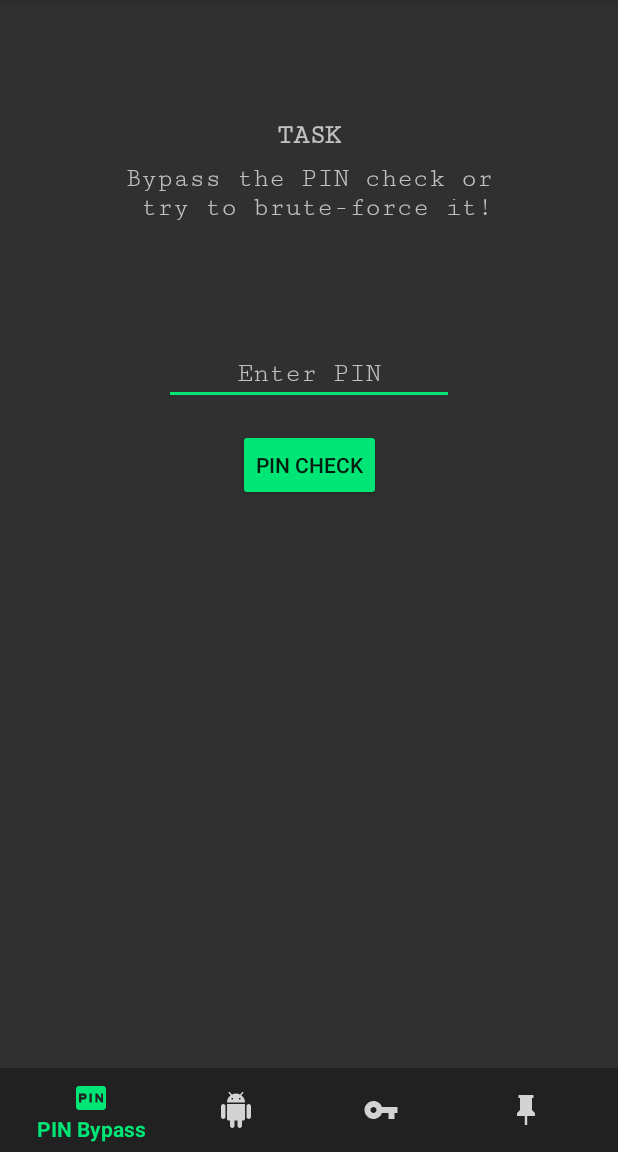
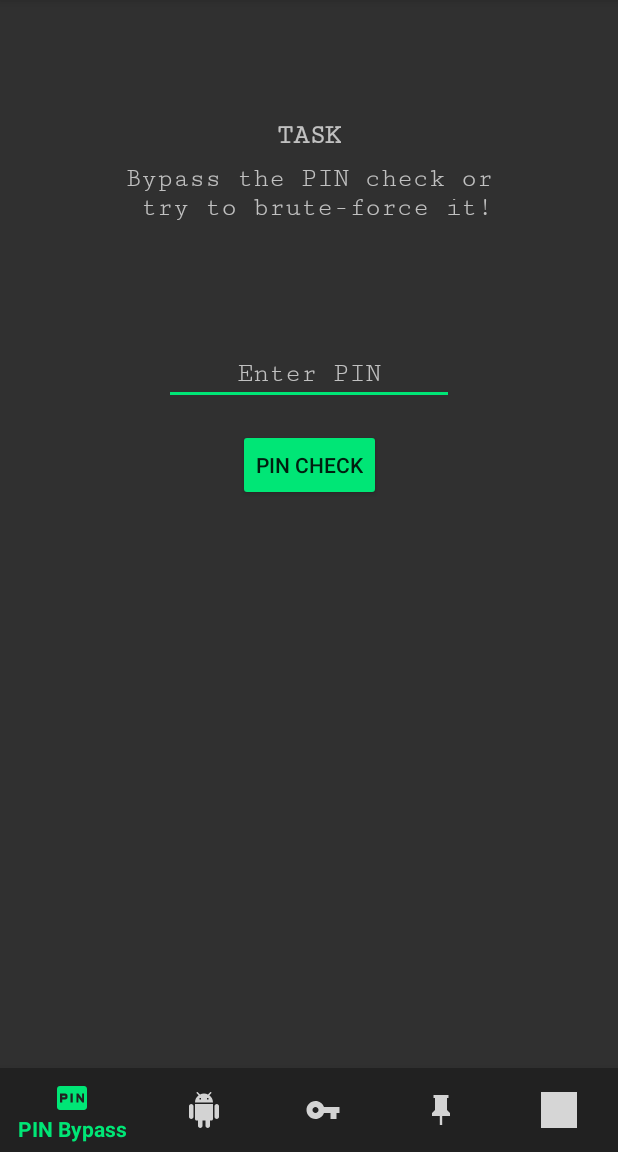
Before and after one commit to t0thkr1s/frida, an Android app: the screen it shows after launch (MainActivity), on a phone screen of 412 x 824 dp, the part 84-1236 px from its top. Run offline under Robolectric (Android 15) with nearby library versions, the phone set to English and light mode, and no system bars; grey boxes are pictures that could not be loaded.

Commit message:
add new menu item

```diff
--- a/Demo Android Application/app/src/main/res/menu/navigation.xml
+++ b/Demo Android Application/app/src/main/res/menu/navigation.xml
@@ -21,4 +21,9 @@
         android:icon="@drawable/ic_ssl_pinning"
         android:title="SSL Pinning" />
 
+    <item
+        android:id="@+id/native_hook"
+        android:icon="@drawable/ic_library_hook"
+        android:title="Native Hook" />
+
 </menu>
```
